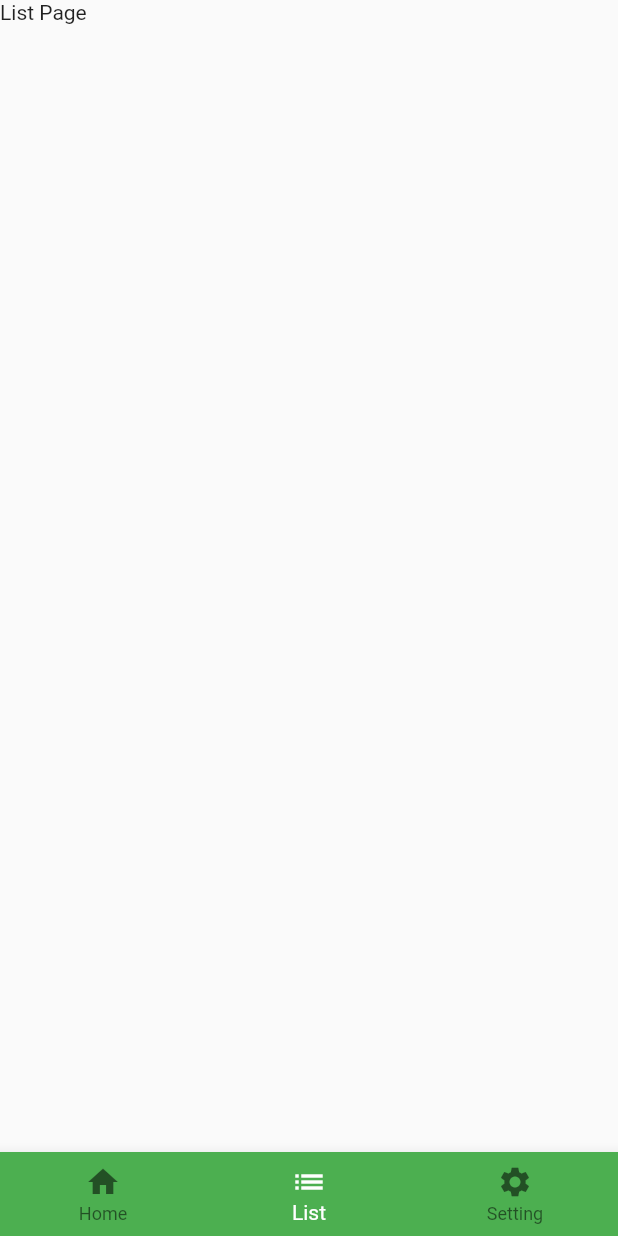
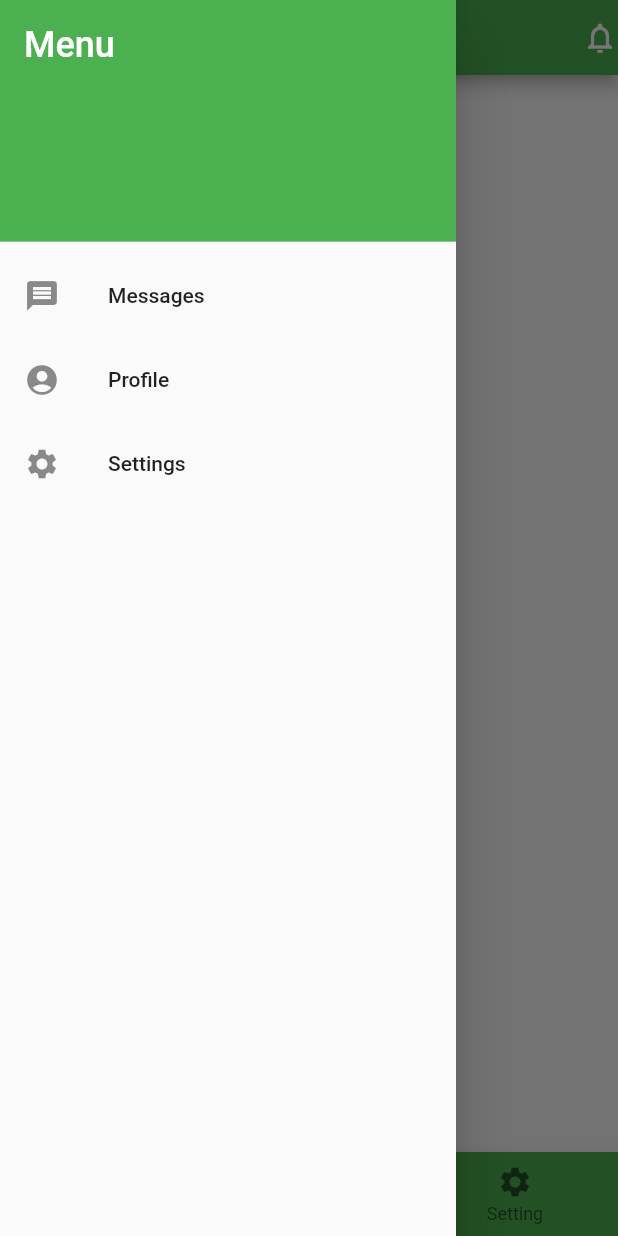
Before and after one commit to wildanfadh/belajar_flutter, a Flutter app: the screen it shows after launch, item 2 of the bottom bar chosen, with the side drawer open (before the commit the screen has no drawer), on a phone screen of 412 x 824 dp. Run offline on Flutter 3.47's test engine with Material 2 defaults, Android fonts, the phone set to English and light mode, and no system bars; our stand-ins replace go_router; missing offline and left inert: splash_screen_view; network calls fail.

Commit message:
update title bar

```diff
--- a/lib/screen/mainScreen.dart
+++ b/lib/screen/mainScreen.dart
@@ -35,6 +35,11 @@ class _MyStatefulWidgetState extends State<MyStatefulWidget> {
     ListPage(),
     SettingPage(),
   ];
+  static const List<Widget> _barOptions = <Widget>[
+    Text('Home'),
+    Text('List'),
+    Text('Setting'),
+  ];
 
   void _onItemTapped(int index) {
     setState(() {
@@ -45,9 +50,43 @@ class _MyStatefulWidgetState extends State<MyStatefulWidget> {
   @override
   Widget build(BuildContext context) {
     return Scaffold(
-      // appBar: AppBar(
-      //   title: const Text('AppBar'),
-      // ),
+      appBar: AppBar(
+        title: _barOptions.elementAt(_selectedIndex),
+        backgroundColor: Colors.green,
+        toolbarHeight: 50,
+        actions: [Icon(Icons.notifications_none)],
+      ),
+      drawer: Drawer(
+        child: ListView(
+          padding: EdgeInsets.zero,
+          children: const <Widget>[
+            DrawerHeader(
+              decoration: BoxDecoration(
+                color: Colors.green,
+              ),
+              child: Text(
+                'Menu',
+                style: TextStyle(
+                  color: Colors.white,
+                  fontSize: 24,
+                ),
+              ),
+            ),
+            ListTile(
+              leading: Icon(Icons.message),
+              title: Text('Messages'),
+            ),
+            ListTile(
+              leading: Icon(Icons.account_circle),
+              title: Text('Profile'),
+            ),
+            ListTile(
+              leading: Icon(Icons.settings),
+              title: Text('Settings'),
+            ),
+          ],
+        ),
+      ),
       body: Center(
         child: _widgetOptions.elementAt(_selectedIndex),
       ),
```
Also changed, not shown: lib/screen/home/home.dart (+2 -39 lines).
